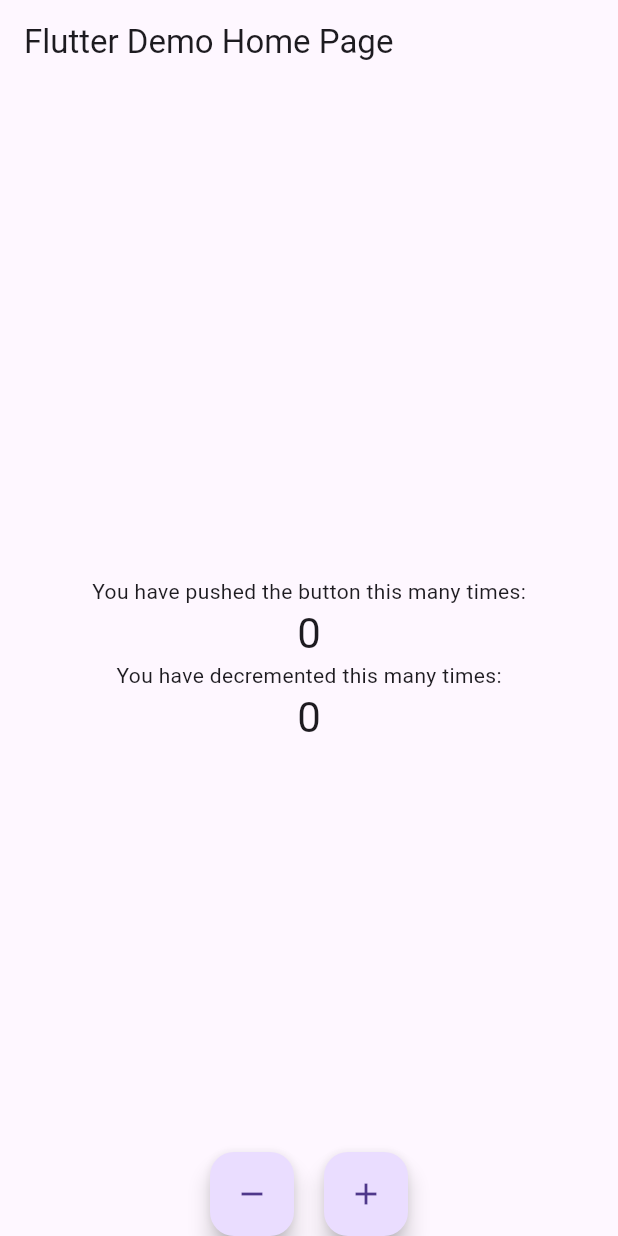
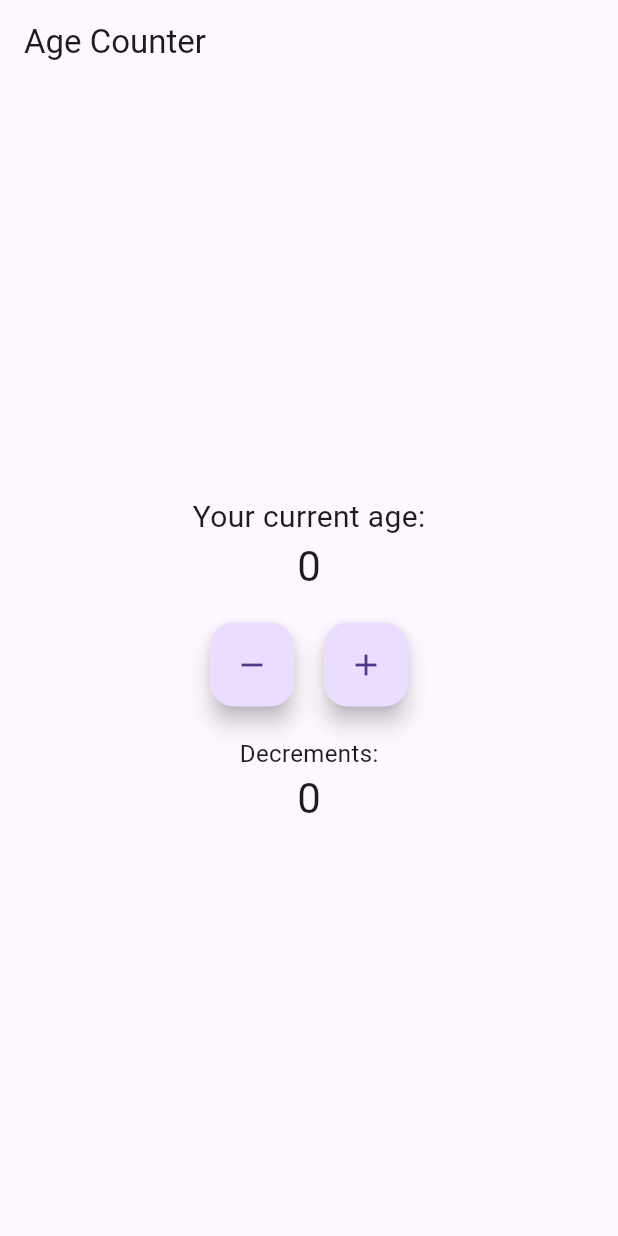
Before and after one commit to dharani211/cw_6_dependenices, a Flutter app: the screen it shows after launch, after a tap on the "remove" icon, on a phone screen of 412 x 824 dp. Run offline on Flutter 3.47's test engine with Material 3 defaults, Android fonts, the phone set to English and light mode, and no system bars; missing offline and left inert: desktop_window.

Commit message:
final draft

```diff
--- a/lib/main.dart
+++ b/lib/main.dart
@@ -10,7 +10,7 @@ void main() {
     // Provide the model to all widgets within the app
     ChangeNotifierProvider(
       // Initialize the model in the builder
-      create: (context) => Counter(),
+      create: (context) => AgeCounter(),
       child: const MyApp(),
     ),
   );
@@ -27,22 +27,22 @@ void setupWindow() async {
   }
 }
 
-/// Simplest possible model, with fields for count and decrements.
+/// Model for tracking age with increments and decrements.
 ///
-/// [ChangeNotifier] is a class in `flutter:foundation`. [Counter] does
+/// [ChangeNotifier] is a class in `flutter:foundation`. [AgeCounter] does
 /// _not_ depend on Provider.
-class Counter with ChangeNotifier {
-  int value = 0;
+class AgeCounter with ChangeNotifier {
+  int age = 0;
   int decrements = 0;
 
   void increment() {
-    value += 1;
+    age++;
     notifyListeners();
   }
 
   void decrement() {
-    if (value > 0) {
-      value -= 1;
+    if (age > 0) {
+      age--;
       decrements++;
       notifyListeners();
     }
@@ -54,7 +54,7 @@ class MyApp extends StatelessWidget {
   @override
   Widget build(BuildContext context) {
     return MaterialApp(
-      title: 'Flutter Demo',
+      title: 'Age Counter',
       theme: ThemeData(
         primarySwatch: Colors.blue,
         useMaterial3: true,
@@ -70,21 +70,45 @@ class MyHomePage extends StatelessWidget {
   Widget build(BuildContext context) {
     return Scaffold(
       appBar: AppBar(
-        title: const Text('Flutter Demo Home Page'),
+        title: const Text('Age Counter'),
       ),
       body: Center(
         child: Column(
           mainAxisAlignment: MainAxisAlignment.center,
           children: [
-            const Text('You have pushed the button this many times:'),
-            Consumer<Counter>(
+            const Text(
+              'Your current age:',
+              style: TextStyle(fontSize: 20),
+            ),
+            Consumer<AgeCounter>(
               builder: (context, counter, child) => Text(
-                '${counter.value}',
+                '${counter.age}',
                 style: Theme.of(context).textTheme.headlineMedium,
               ),
             ),
-            const Text('You have decremented this many times:'),
-            Consumer<Counter>(
+            const SizedBox(height: 20),
+            Row(
+              mainAxisAlignment: MainAxisAlignment.center,
+              children: [
+                FloatingActionButton(
+                  onPressed: () => context.read<AgeCounter>().decrement(),
+                  tooltip: 'Decrease Age',
+                  child: const Icon(Icons.remove),
+                ),
+                const SizedBox(width: 20),
+                FloatingActionButton(
+                  onPressed: () => context.read<AgeCounter>().increment(),
+                  tooltip: 'Increase Age',
+                  child: const Icon(Icons.add),
+                ),
+              ],
+            ),
+            const SizedBox(height: 20),
+            const Text(
+              'Decrements:',
+              style: TextStyle(fontSize: 16),
+            ),
+            Consumer<AgeCounter>(
               builder: (context, counter, child) => Text(
                 '${counter.decrements}',
                 style: Theme.of(context).textTheme.headlineMedium,
@@ -93,27 +117,6 @@ class MyHomePage extends StatelessWidget {
           ],
         ),
       ),
-      floatingActionButtonLocation: FloatingActionButtonLocation.centerDocked,
-      floatingActionButton: Row(
-        mainAxisAlignment: MainAxisAlignment.center,
-        children: [
-          FloatingActionButton(
-            onPressed: () {
-              context.read<Counter>().decrement();
-            },
-            tooltip: 'Decrement',
-            child: const Icon(Icons.remove),
-          ),
-          const SizedBox(width: 20),
-          FloatingActionButton(
-            onPressed: () {
-              context.read<Counter>().increment();
-            },
-            tooltip: 'Increment',
-            child: const Icon(Icons.add),
-          ),
-        ],
-      ),
     );
   }
 }
```
